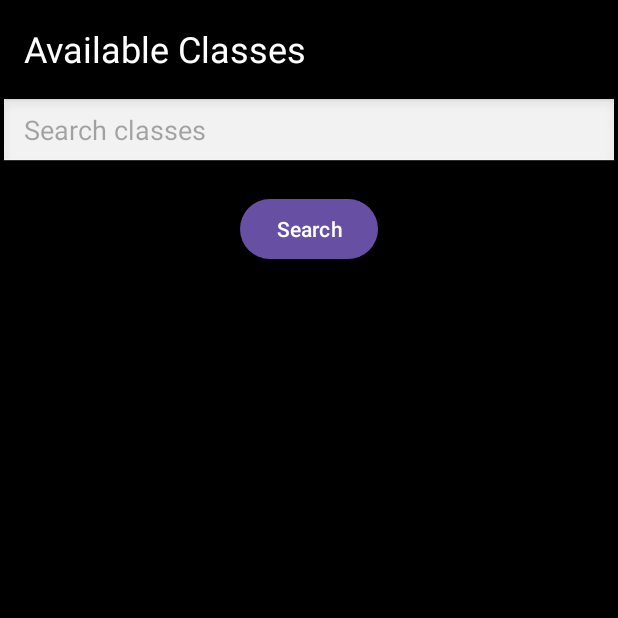
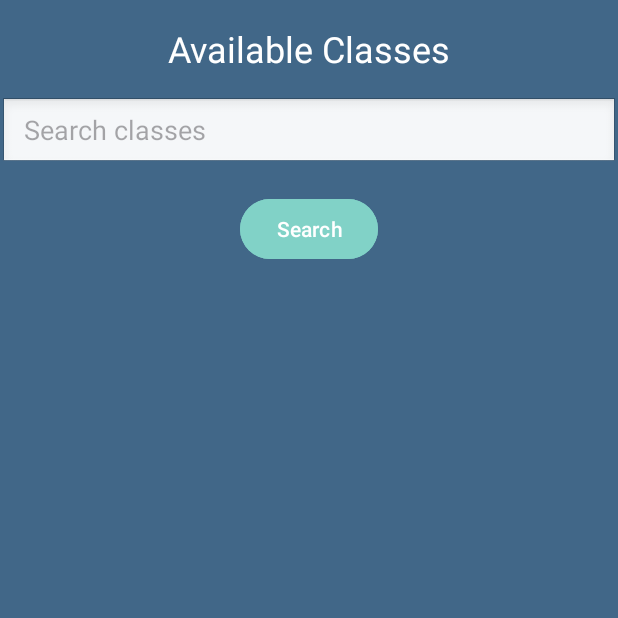
Before and after one commit to Nicholas127k/CprE-388-Project2, an Android app built with Jetpack Compose: the AvailableClassesScreen screen opened directly, with no data from a screen before it, on a phone screen of 412 x 824 dp, the top half of it. Run offline under Robolectric (Android 15) with nearby library versions, the phone set to English and light mode, and no system bars; our stand-ins replace Firebase (no records; nobody signed in at launch, a user with empty details on screens opened directly).

```diff
--- a/WorkDayButBetter/app/src/main/res/layout/activity_available_classes_screen.xml
+++ b/WorkDayButBetter/app/src/main/res/layout/activity_available_classes_screen.xml
@@ -3,9 +3,10 @@
     xmlns:app="http://schemas.android.com/apk/res-auto"
     xmlns:tools="http://schemas.android.com/tools"
     android:id="@+id/classesList"
+
     android:layout_width="match_parent"
     android:layout_height="match_parent"
-    android:background="@color/black"
+    android:background="#416788"
     tools:context=".AvailableClassesScreen">
 
     <!-- Title TextView -->
@@ -13,14 +14,15 @@
         android:id="@+id/title"
         android:layout_width="wrap_content"
         android:layout_height="wrap_content"
+        android:layout_marginTop="16dp"
+        android:paddingStart="16dp"
+        android:paddingEnd="16dp"
         android:text="Available Classes"
         android:textColor="@color/white"
         android:textSize="24sp"
-        android:layout_marginTop="16dp"
+        app:layout_constraintEnd_toEndOf="parent"
         app:layout_constraintStart_toStartOf="parent"
-        app:layout_constraintTop_toTopOf="parent"
-        android:paddingStart="16dp"
-        android:paddingEnd="16dp"/>
+        app:layout_constraintTop_toTopOf="parent" />
 
     <!-- Search EditText -->
     <EditText
@@ -42,11 +44,13 @@
         android:layout_width="wrap_content"
         android:layout_height="wrap_content"
         android:text="Search"
+        android:backgroundTint="#81D2C7"
         android:textColor="@color/white"
         app:layout_constraintTop_toBottomOf="@id/searchEditText"
         app:layout_constraintStart_toStartOf="parent"
         app:layout_constraintEnd_toEndOf="parent"
-        android:layout_marginTop="16dp"/>
+        android:layout_marginTop="16dp"
+        tools:ignore="HardcodedText" />
 
     <!-- ListView -->
     <ListView
--- a/WorkDayButBetter/app/src/main/res/layout/activity_sign_up_screen.xml
+++ b/WorkDayButBetter/app/src/main/res/layout/activity_sign_up_screen.xml
@@ -99,6 +99,7 @@
         android:layout_width="wrap_content"
         android:layout_height="wrap_content"
         android:text="SignUp"
+        android:backgroundTint="#81D2C7"
         app:layout_constraintBottom_toBottomOf="parent"
         app:layout_constraintEnd_toEndOf="parent"
         app:layout_constraintStart_toStartOf="parent"
```
Also changed, not shown: WorkDayButBetter/app/src/main/res/layout/activity_class_schedule_screen.xml (+5 -2 lines), WorkDayButBetter/app/src/main/res/layout/activity_student_main.xml (+4 -4 lines), WorkDayButBetter/app/src/main/res/layout/listview_deleteclass.xml (added, +41 -0 lines).
